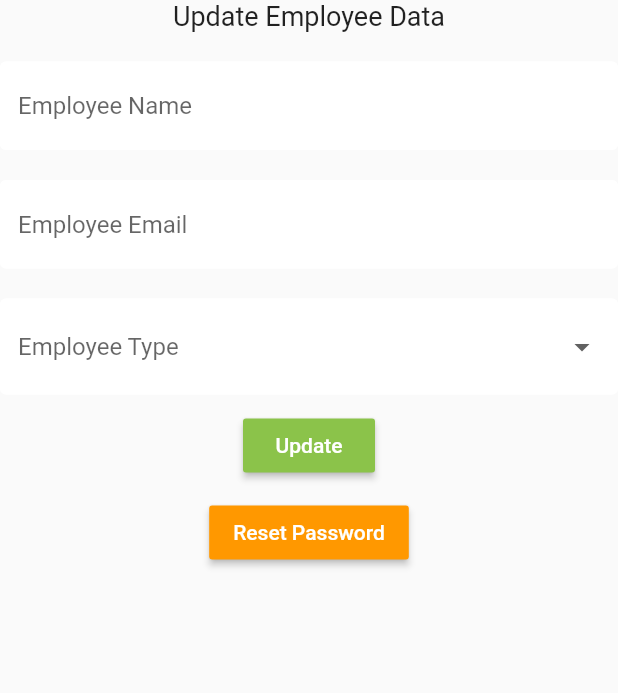
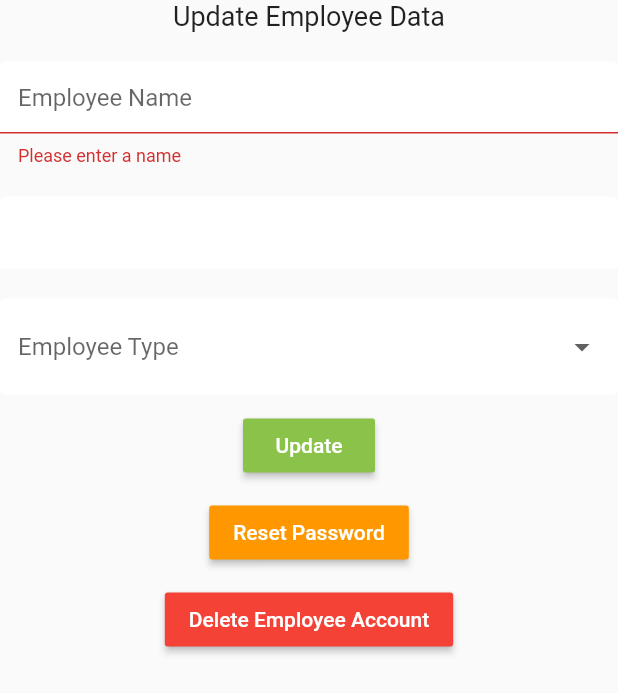
Before and after one commit to Dhaneja/Horizon-ProjectManagement, a Flutter app: the EmployeeForm widget shown alone on an empty page, opened directly, after a tap on "Update", on a phone screen of 412 x 824 dp. Shown: the top 693 px of the screen. Run offline on Flutter 3.47's test engine with Material 2 defaults, Android fonts, the phone set to English and light mode, and no system bars; our stand-ins replace cloud_firestore, firebase_auth, firebase_core, flutter_spinkit; accounts and stored records are empty.

Commit message:
Data Retrieve to update view. Data Update. Password Reset Email sent. Completed

```diff
--- a/lib/services/authservice.dart
+++ b/lib/services/authservice.dart
@@ -67,7 +67,7 @@ class AuthService{
       User user = credential.user;
 
       //create a new document for the user with eid
-      await DatabaseService(eid: user.uid).updateUserData(name, email, password, type);
+      await DatabaseService(eid: user.uid).updateUserData(user.uid, name, email, password, type);
 
       return _userfromFirebaseUser(user);
 
@@ -76,6 +76,19 @@ class AuthService{
       return null;
     }
   }
+
+
+  //Password reset email
+  Future passwordReset(String email) async{
+    try {
+      _auth.sendPasswordResetEmail(email: email);
+    }catch(error){
+      print(error);
+    }
+  }
+
+
+  //Delete User with Auth
 
 
 
--- a/lib/services/database.dart
+++ b/lib/services/database.dart
@@ -9,11 +9,12 @@ class DatabaseService {
   //Collection Reference
   final CollectionReference userCollection = FirebaseFirestore.instance.collection('users');
 
-  Future updateUserData(String employeeName, String employeeEmail, String employeePassword, String employeeType) async {
+  Future updateUserData(String employeeId,String employeeName, String employeeEmail, String employeePassword, String employeeType) async {
 
     return await userCollection.doc(eid).set({
+      'employeeId' : employeeId,
       'employeeName' : employeeName,
-      'eployeeEmail' : employeeEmail,
+      'employeeEmail' : employeeEmail,
       'employeePassword' : employeePassword,
       'employeeType' : employeeType,
     });
@@ -24,13 +25,24 @@ class DatabaseService {
   List<Employee> _employeeListFromSnapshot(QuerySnapshot snapshot){
     return snapshot.docs.map((doc){
       return Employee(
-        eid: eid,
+        eid: doc.data()['employeeId'] ?? '',
         eEmail: doc.data()['employeeEmail'] ?? '',
         eName: doc.data()['employeeName'] ?? '',
         ePassword: doc.data()['employeePassword'] ?? '',
         eType: doc.data()['employeeType'] ?? ''
       );
     }).toList();
+  }
+
+  //Employee Data from Snapshot
+  Employee _employeeDataFromSnapshot(DocumentSnapshot snapshot){
+    return Employee(
+      eid: snapshot.data()['employeeId'],
+      eName: snapshot.data()['employeeName'],
+      eEmail: snapshot.data()['employeeEmail'],
+      ePassword: snapshot.data()['employeePassword'],
+      eType: snapshot.data()['employeeType']
+    );
   }
 
 
@@ -41,8 +53,13 @@ class DatabaseService {
   }
 
   //get user doc stream
-  Stream<DocumentSnapshot> get employeeData{
-    return userCollection.doc(eid).snapshots();
+  Stream<Employee> get employeeData{
+    return userCollection.doc(eid).snapshots()
+        .map((_employeeDataFromSnapshot));
   }
 
+  //Delete User with Auth
+  Future deleteUser() {
+    return userCollection.doc(eid).delete();
+  }
 }
--- a/lib/views/home/employee_form.dart
+++ /dev/null
@@ -1,90 +0,0 @@
-import 'package:flutter/material.dart';
-import 'package:horizon/shared/constants.dart';
-
-class EmployeeForm extends StatefulWidget {
-  @override
-  _EmployeeFormState createState() => _EmployeeFormState();
-}
-
-class _EmployeeFormState extends State<EmployeeForm> {
-
-  final _formKey = GlobalKey<FormState>();
-  final List<String> employeeTypes = ['Project Manager', 'Developer', 'System Admin'];
-
-
-  String _eEmail;
-  String _ePassword;
-  String _eName;
-  String _eType;
-
-  @override
-  Widget build(BuildContext context) {
-    return Form(
-      key: _formKey,
-        child: Column(
-          children: <Widget>[
-            Text(
-              'Update Employee Data',
-              style: TextStyle(fontSize: 18.0),
-            ),
-            SizedBox(height: 20.0),
-            TextFormField(
-              decoration: textInputStyle.copyWith(hintText: 'Employee Name'),
-              validator: (val) => val.isEmpty ? 'Please enter a name' : null,
-              onChanged: (val) => setState(() => _eName = val),
-            ),
-            SizedBox(height: 20.0),
-            TextFormField(
-              decoration: textInputStyle.copyWith(hintText: 'Employee Email'),
-              validator: (val) => val.isEmpty ? 'Please enter a email' : null,
-              onChanged: (val) => setState(() => _eEmail = val),
-            ),
-/*            SizedBox(height: 20.0),
-            TextFormField(
-              decoration: textInputStyle.copyWith(hintText: 'Employee Password'),
-              validator: (val) => val.isEmpty ? 'Please enter a password' : null,
-              onChanged: (val) => setState(() => _ePassword = val),
-            ),*/
-            SizedBox(height: 20.0),
-            //dropdown
-            DropdownButtonFormField(
- /*             value: _eType ?? 'Employee Type',*/
-              decoration: textInputStyle.copyWith(hintText: 'Employee Type'),
-              items: employeeTypes.map((employeeType) {
-                return DropdownMenuItem(
-                  value: employeeType,
-                  child: Text('$employeeType'),
-                );
-              }).toList(),
-              onChanged: (val) => setState(() => _eType = val),
-            ),
-            //slider
-            SizedBox(height: 10.0),
-            RaisedButton(
-              color: Colors.lightGreen,
-                child: Text(
-                  'Update',
-                  style: TextStyle(color: Colors.white),
-                ),
-                onPressed: () async {
-                  print(_eEmail);
-                  print(_eType);
-                }
-            ),
-            SizedBox(height: 10.0),
-            RaisedButton(
-                color: Colors.orange,
-                child: Text(
-                  'Reset Password',
-                  style: TextStyle(color: Colors.white),
-                ),
-                onPressed: () async {
-
-                }
-            ),
-          ],
-        )
-
-    );
-  }
-}
--- /dev/null
+++ b/lib/views/home/employee_setting_form.dart
@@ -0,0 +1,159 @@
+import 'package:cloud_firestore/cloud_firestore.dart';
+import 'package:flutter/material.dart';
+import 'package:flutter/services.dart';
+import 'package:horizon/model/employee.dart';
+import 'package:horizon/services/authservice.dart';
+import 'package:horizon/services/database.dart';
+import 'package:horizon/shared/constants.dart';
+import 'package:horizon/shared/loading.dart';
+
+class EmployeeForm extends StatefulWidget {
+
+  String empValue;
+  EmployeeForm({this.empValue});
+
+  @override
+  _EmployeeFormState createState() => _EmployeeFormState(empValue);
+}
+
+class _EmployeeFormState extends State<EmployeeForm> {
+
+  String empValue;
+  _EmployeeFormState(this.empValue);
+
+/*  _EmployeeFormState(this.employeeid);
+  final DocumentSnapshot employeeid;*/
+
+  final _formKey = GlobalKey<FormState>();
+  final List<String> employeeTypes = ['Project Manager', 'Developer', 'System Admin'];
+
+
+  String _eid;
+  String _eEmail;
+  String _ePassword;
+  String _eName;
+  String _eType;
+
+
+  @override
+  Widget build(BuildContext context) {
+
+
+    return StreamBuilder<Employee>(
+      stream: DatabaseService(eid: empValue).employeeData,
+      builder: (context, snapshot) {
+        if(snapshot.hasData){
+
+          Employee employee = snapshot.data;
+
+          return Form(
+              key: _formKey,
+              child: Column(
+                children: <Widget>[
+                  Text(
+                    'Update Employee Data',
+                    style: TextStyle(fontSize: 18.0),
+                  ),
+                  SizedBox(height: 20.0),
+                  TextFormField(
+                    initialValue: employee.eName,
+                    decoration: textInputStyle.copyWith(hintText: 'Employee Name'),
+                    validator: (val) => val.isEmpty ? 'Please enter a name' : null,
+                    onChanged: (val) => setState(() => _eName = val),
+                  ),
+                  SizedBox(height: 20.0),
+                  TextFormField(
+                    enabled: false,
+                    readOnly: true,
+/*                    initialValue: employee.eEmail,*/
+                    decoration: textInputStyle.copyWith(hintText: employee.eEmail),
+/*                    validator: (val) => val.isEmpty ? 'Please enter a email' : null,*/
+/*                    onChanged: (val) => setState(() => _eEmail = val),*/
+                  ),
+/*            SizedBox(height: 20.0),
+                TextFormField(
+                  decoration: textInputStyle.copyWith(hintText: 'Employee Password'),
+                  validator: (val) => val.isEmpty ? 'Please enter a password' : null,
+                  onChanged: (val) => setState(() => _ePassword = val),
+                ),*/
+
+                  //DropDownBox
+                  SizedBox(height: 20.0),
+                  //dropdown
+                  DropdownButtonFormField(
+                    /*value: null,*/
+                    value: _eType ?? employee.eType,
+                    decoration: textInputStyle.copyWith(hintText: 'Employee Type'),
+                    items: employeeTypes.map((employeeType) {
+                      return DropdownMenuItem(
+                        value: employeeType,
+                        child: Text('$employeeType'),
+                      );
+                    }).toList(),
+                    onChanged: (val) => setState(() => _eType = val),
+                  ),
+
+                  //Update Button
+                  SizedBox(height: 10.0),
+
+                  RaisedButton(
+                      color: Colors.lightGreen,
+                      child: Text(
+                        'Update',
+                        style: TextStyle(color: Colors.white),
+                      ),
+                      onPressed: () async {
+                        if(_formKey.currentState.validate()){
+                          await DatabaseService(eid: empValue).updateUserData(
+                            _eid ?? empValue,
+                            _eName ?? employee.eName,
+                            _eEmail ?? employee.eEmail,
+                            _ePassword ?? employee.ePassword,
+                            _eType ?? employee.eType
+                          );
+                          Navigator.pop(context);
+                        }
+                      }
+                  ),
+
+                  //Reset Password Button
+                  SizedBox(height: 10.0),
+
+                  RaisedButton(
+                      color: Colors.orange,
+                      child: Text(
+                        'Reset Password',
+                        style: TextStyle(color: Colors.white),
+                      ),
+                      onPressed: () async {
+                        await AuthService().passwordReset(employee.eEmail);
+                        print(employee.eEmail);
+                      }
+                  ),
+
+                  //Delete Password Button
+                  SizedBox(height: 10.0),
+
+                  RaisedButton(
+                      color: Colors.red,
+                      child: Text(
+                        'Delete Employee Account',
+                        style: TextStyle(color: Colors.white),
+                      ),
+                      onPressed: () async {
+/*                        FirebaseFirestore.instance
+                            .collection('users')*/
+                      }
+                  ),
+
+                ],
+              ),
+          );
+
+        }else{
+          return Loading();
+        }
+      }
+    );
+  }
+}
--- a/lib/views/wrapper.dart
+++ b/lib/views/wrapper.dart
@@ -1,6 +1,7 @@
 import 'package:flutter/material.dart';
 import 'package:horizon/model/employee.dart';
 import 'package:horizon/views/authenticate/authenticate.dart';
+import 'package:horizon/views/authenticate/register.dart';
 import 'package:horizon/views/home/admin_home.dart';
 import 'package:horizon/views/home/home.dart';
 import 'package:horizon/views/project/project_home.dart';
```
Also changed, not shown: lib/model/employee.dart (+12 -0 lines), lib/views/authenticate/register.dart (+16 -1 lines), lib/views/employee/employee_list.dart (+7 -2 lines), lib/views/employee/employee_tile.dart (+17 -3 lines).
